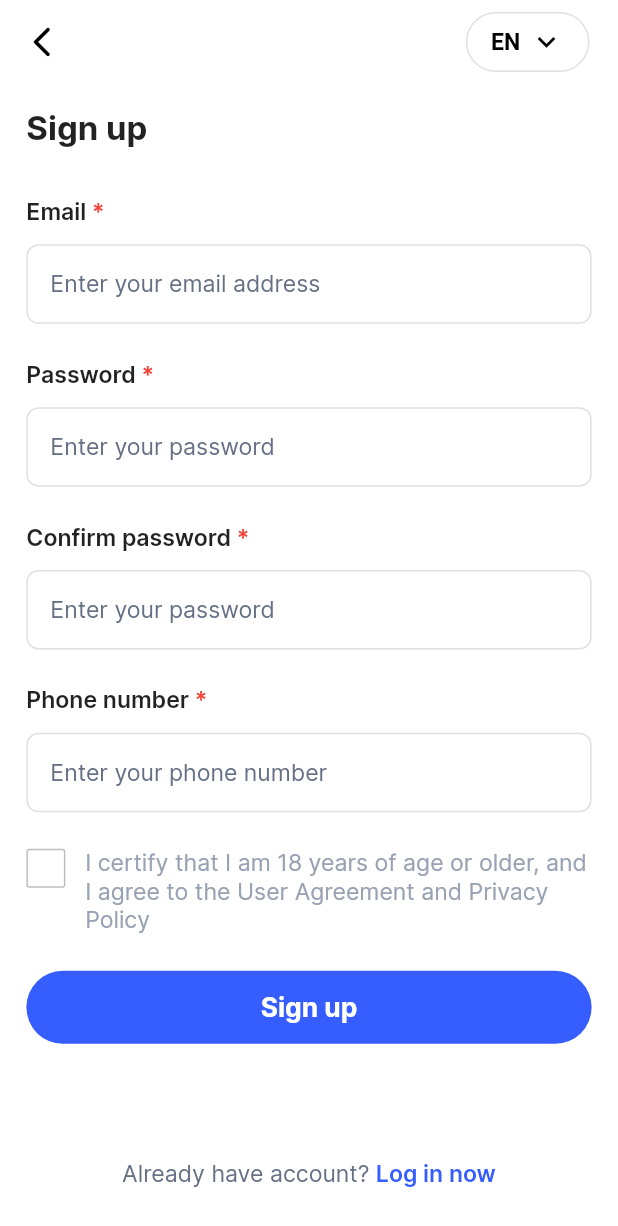
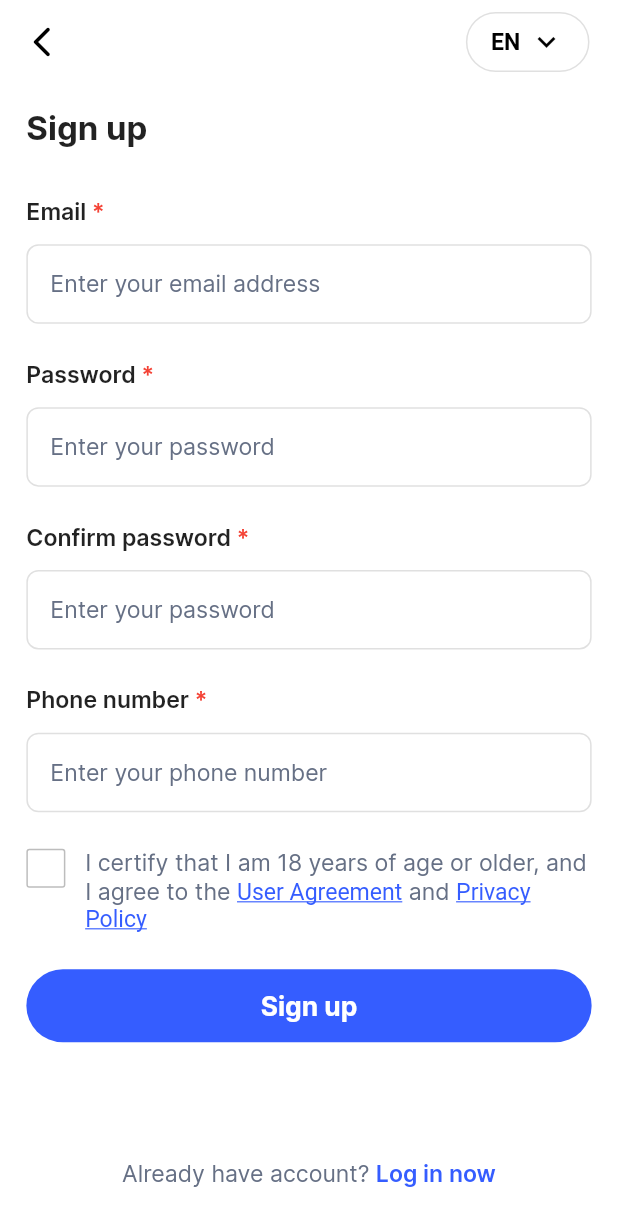
Before and after one commit to DuongMinh12/pay68ui, a Flutter app: the screen it shows after launch, after a tap on "Sign up", on a phone screen of 412 x 824 dp. Shown: the top 1226 px of the screen. Run offline on Flutter 3.47's test engine with Material 2 defaults, Android fonts, the phone set to English and light mode, and no system bars; our stand-ins replace animated_splash_screen, flutter_screenutil, pinput.

```diff
--- a/lib/widget/checkbox_custom_widget.dart
+++ b/lib/widget/checkbox_custom_widget.dart
@@ -19,35 +19,37 @@ class _CheckboxCustomState extends State<CheckboxCustom> {
         crossAxisAlignment: CrossAxisAlignment.start,
         children: [
           GestureDetector(
-            onTap: (){
+            onTap: () {
               setState(() {
                 ischeck = !ischeck;
               });
             },
-            child: AnimatedContainer(duration: Duration(milliseconds: 500),
-            curve: Curves.fastLinearToSlowEaseIn,
-            child: Icon(Icons.check, color: Colors.white,),
-            decoration: BoxDecoration(
-              border: Border.all(color: Colors.grey.shade400, width: 1),
-              color: ischeck? Colors.indigoAccent: Colors.white,
-              borderRadius: BorderRadius.circular(2)
-            ),),
+            child: AnimatedContainer(
+              duration: Duration(milliseconds: 500),
+              curve: Curves.fastLinearToSlowEaseIn,
+              child: Icon(
+                Icons.check,
+                color: Colors.white,
+              ),
+              decoration: BoxDecoration(
+                  border: Border.all(color: Colors.grey.shade400, width: 1), color: ischeck ? Colors.indigoAccent : Colors.white, borderRadius: BorderRadius.circular(2)),
+            ),
           ),
-
-         // Container(
-         //   height: 24.h,
-         //   width: 24.h,
-         //   decoration: BoxDecoration(
-         //     borderRadius: BorderRadius.circular(2),
-         //     border: Border.all(color: Colors.grey.shade400)
-         //   ),
-         // ),
-          SizedBox(width: 12.w,),
+          SizedBox(
+            width: 12.w,
+          ),
           Expanded(
-              child: Text(
-            'I certify that I am 18 years of age or older, and I agree to the User Agreement and Privacy Policy',
-            style: txt14w400!.copyWith(color: Color(0xff98A2B3)),
-          )),
+            child: RichText(
+              text: TextSpan(
+                  text: 'I certify that I am 18 years of age or older, and I agree to the ',
+                  style: txt14w400,
+                  children: [TextSpan(text: 'User Agreement', style: TextStyle(color: kMainCl,
+                  decoration: TextDecoration.underline)),
+                    TextSpan(text: ' and '),
+                    TextSpan(text: 'Privacy Policy', style: TextStyle(color: kMainCl,
+                    decoration: TextDecoration.underline))]),
+            ),
+          )
         ],
       ),
     );
```
